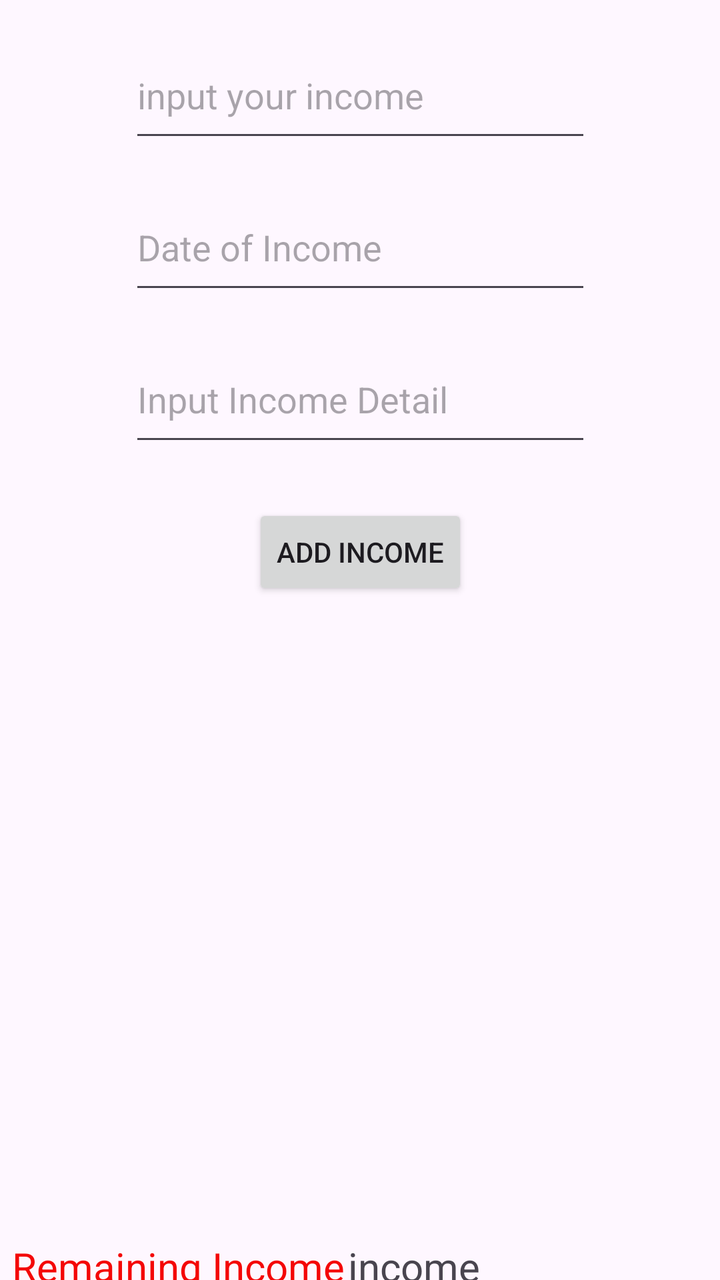
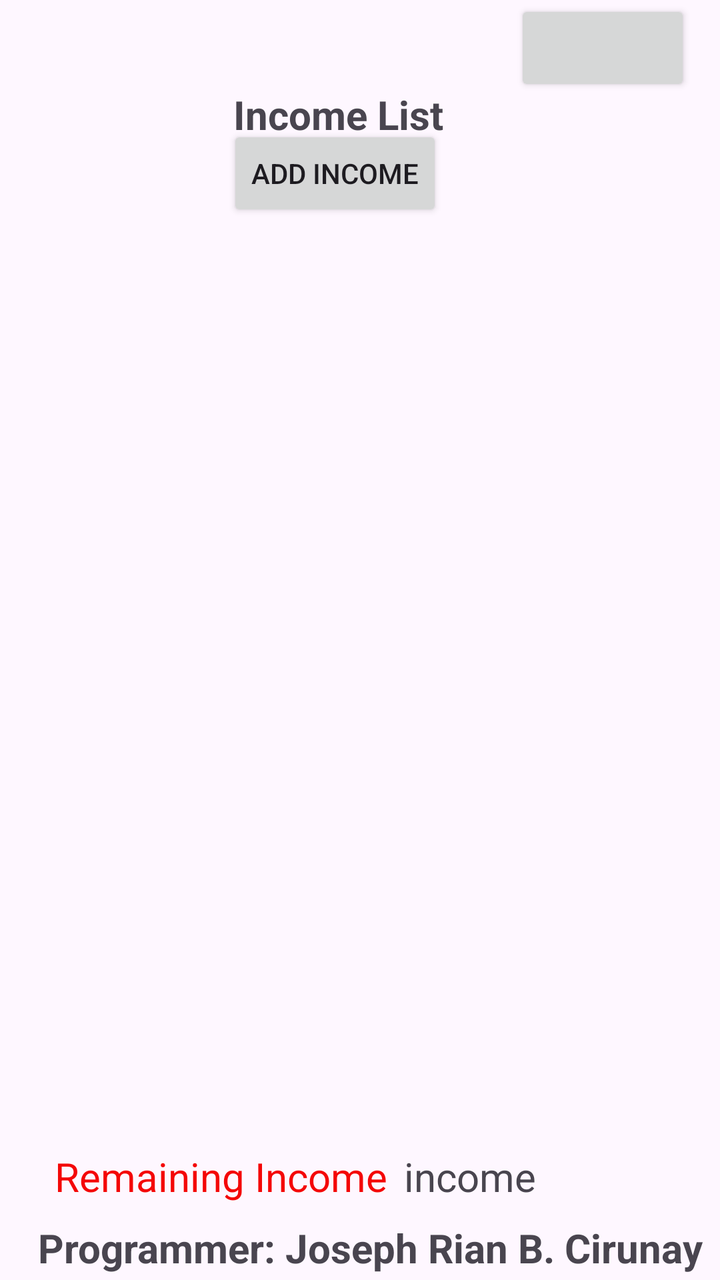

The first picture is an Android layout as it rendered before a commit; the second is the same layout after the commit. The layout source and the unified diff follow.
<!-- AndroidManifest.xml: application theme Theme.EnvelopeBudgetApp -->
<!-- res/layout/activity_main.xml -->
<?xml version="1.0" encoding="utf-8"?>
<androidx.constraintlayout.widget.ConstraintLayout
    xmlns:android="http://schemas.android.com/apk/res/android"
    xmlns:tools="http://schemas.android.com/tools"
    xmlns:app="http://schemas.android.com/apk/res-auto"
    android:layout_marginStart="12dp"
    android:layout_marginEnd="12dp"
    android:layout_marginVertical="10dp"
    android:layout_marginHorizontal="10dp"
    app:cardCornerRadius="20dp"
    app:cardElevation="8dp"
    android:layout_width="match_parent"
    android:layout_height="wrap_content"

    tools:context=".MainActivity">

    <Button
        android:id="@+id/AddIncomeBtn"
        android:layout_width="wrap_content"
        android:layout_height="wrap_content"
        android:layout_marginTop="24dp"
        android:text="Add Income"
        app:layout_constraintEnd_toEndOf="parent"
        app:layout_constraintStart_toStartOf="parent"
        app:layout_constraintTop_toBottomOf="@+id/IncomeDetail" />

    <EditText
        android:id="@+id/editTextNumberDecimal"
        android:layout_width="231dp"
        android:layout_height="60dp"
        android:layout_marginTop="16dp"
        android:ems="10"
        android:hint="@string/IncomeInput"
        android:inputType="numberDecimal"
        app:layout_constraintEnd_toEndOf="parent"
        app:layout_constraintStart_toStartOf="parent"
        app:layout_constraintTop_toTopOf="parent" />

    <ListView
        android:id="@+id/budget_list"
        android:layout_width="337dp"
        android:layout_height="287dp"
        android:layout_marginTop="48dp"
        android:divider="@android:drawable/editbox_background"
        app:layout_constraintEnd_toEndOf="parent"
        app:layout_constraintHorizontal_bias="0.493"
        app:layout_constraintStart_toStartOf="parent"
        app:layout_constraintTop_toBottomOf="@+id/AddIncomeBtn" />

    <EditText
        android:id="@+id/IncomeDate"
        android:layout_width="231dp"
        android:layout_height="60dp"
        android:layout_marginTop="16dp"
        android:ems="10"
        android:hint="@string/IncomeDate"
        android:inputType="date"
        app:layout_constraintEnd_toEndOf="parent"
        app:layout_constraintStart_toStartOf="parent"
        app:layout_constraintTop_toBottomOf="@+id/editTextNumberDecimal" />

    <EditText
        android:id="@+id/IncomeDetail"
        android:layout_width="wrap_content"
        android:layout_height="60dp"
        android:layout_marginTop="16dp"
        android:width="231dp"
        android:ems="10"
        android:hint="@string/Incomedetail"
        android:inputType="text"
        app:layout_constraintEnd_toEndOf="parent"
        app:layout_constraintStart_toStartOf="parent"
        app:layout_constraintTop_toBottomOf="@+id/IncomeDate" />


    <TextView
        android:id="@+id/remainingIncome"
        android:layout_width="wrap_content"
        android:layout_height="wrap_content"
        android:layout_marginEnd="120dp"
        android:text="income"
        android:textSize="20dp"
        app:layout_constraintBottom_toBottomOf="parent"
        app:layout_constraintEnd_toEndOf="parent"
        app:layout_constraintTop_toBottomOf="@+id/budget_list"
        app:layout_constraintVertical_bias="0.7" />

    <TextView
        android:id="@+id/textView"
        android:layout_width="wrap_content"
        android:layout_height="wrap_content"
        android:text="Remaining Income"
        android:textColor="#F40707"
        android:textSize="20dp"
        app:layout_constraintBottom_toBottomOf="parent"
        app:layout_constraintEnd_toStartOf="@+id/remainingIncome"
        app:layout_constraintHorizontal_bias="0.775"
        app:layout_constraintStart_toStartOf="parent"
        app:layout_constraintTop_toBottomOf="@+id/budget_list"
        app:layout_constraintVertical_bias="0.7" />

</androidx.constraintlayout.widget.ConstraintLayout>
<!-- resources referenced by this layout -->
<resources>
  <string name="IncomeDate">Date of Income</string>
  <string name="IncomeInput">input your income</string>
  <string name="Incomedetail">Input Income Detail</string>
  <style name="Theme.EnvelopeBudgetApp" parent="Base.Theme.EnvelopeBudgetApp" />
  <style name="Base.Theme.EnvelopeBudgetApp" parent="Theme.Material3.DayNight.NoActionBar">
          
          
          <item name="colorPrimary">@color/lavender</item>
          <item name="colorPrimaryVariant">@color/lavender</item>
  
      </style>
  <color name="lavender">#8692f7</color>&gt;
</resources>

<!-- the commit's change to res/layout/activity_main.xml (unified diff, before → after) -->
@@ -12,78 +12,81 @@
     android:layout_width="match_parent"
     android:layout_height="wrap_content"
 
-    tools:context=".MainActivity">
+    tools:context=".controller.MainActivity">
+
+    
+
+
+
+
+
+
+
+
+
+
+
+    
+
+
+
+
+
+
+
+
+
+
+
+
+
+
+
+
+
+
+
+
+
+
+
+
 
     <Button
         android:id="@+id/AddIncomeBtn"
         android:layout_width="wrap_content"
         android:layout_height="wrap_content"
-        android:layout_marginTop="24dp"
+        android:layout_marginTop="20dp"
+        android:layout_marginBottom="8dp"
         android:text="Add Income"
+        app:layout_constraintBottom_toTopOf="@+id/budget_list"
         app:layout_constraintEnd_toEndOf="parent"
+        app:layout_constraintHorizontal_bias="0.45"
         app:layout_constraintStart_toStartOf="parent"
-        app:layout_constraintTop_toBottomOf="@+id/IncomeDetail" />
-
-    <EditText
-        android:id="@+id/editTextNumberDecimal"
-        android:layout_width="231dp"
-        android:layout_height="60dp"
-        android:layout_marginTop="16dp"
-        android:ems="10"
-        android:hint="@string/IncomeInput"
-        android:inputType="numberDecimal"
-        app:layout_constraintEnd_toEndOf="parent"
-        app:layout_constraintStart_toStartOf="parent"
-        app:layout_constraintTop_toTopOf="parent" />
+         />
 
     <ListView
         android:id="@+id/budget_list"
-        android:layout_width="337dp"
-        android:layout_height="287dp"
-        android:layout_marginTop="48dp"
-        android:divider="@android:drawable/editbox_background"
+        android:layout_width="389dp"
+        android:layout_height="450dp"
+        app:layout_constraintBottom_toBottomOf="parent"
         app:layout_constraintEnd_toEndOf="parent"
-        app:layout_constraintHorizontal_bias="0.493"
+        app:layout_constraintHorizontal_bias="1.0"
         app:layout_constraintStart_toStartOf="parent"
-        app:layout_constraintTop_toBottomOf="@+id/AddIncomeBtn" />
-
-    <EditText
-        android:id="@+id/IncomeDate"
-        android:layout_width="231dp"
-        android:layout_height="60dp"
-        android:layout_marginTop="16dp"
-        android:ems="10"
-        android:hint="@string/IncomeDate"
-        android:inputType="date"
-        app:layout_constraintEnd_toEndOf="parent"
-        app:layout_constraintStart_toStartOf="parent"
-        app:layout_constraintTop_toBottomOf="@+id/editTextNumberDecimal" />
-
-    <EditText
-        android:id="@+id/IncomeDetail"
-        android:layout_width="wrap_content"
-        android:layout_height="60dp"
-        android:layout_marginTop="16dp"
-        android:width="231dp"
-        android:ems="10"
-        android:hint="@string/Incomedetail"
-        android:inputType="text"
-        app:layout_constraintEnd_toEndOf="parent"
-        app:layout_constraintStart_toStartOf="parent"
-        app:layout_constraintTop_toBottomOf="@+id/IncomeDate" />
-
+        app:layout_constraintTop_toTopOf="parent"
+        app:layout_constraintVertical_bias="0.625" />
 
     <TextView
         android:id="@+id/remainingIncome"
         android:layout_width="wrap_content"
         android:layout_height="wrap_content"
-        android:layout_marginEnd="120dp"
+        android:layout_marginEnd="92dp"
         android:text="income"
         android:textSize="20dp"
         app:layout_constraintBottom_toBottomOf="parent"
         app:layout_constraintEnd_toEndOf="parent"
         app:layout_constraintTop_toBottomOf="@+id/budget_list"
-        app:layout_constraintVertical_bias="0.7" />
+        app:layout_constraintVertical_bias="0.132" />
 
     <TextView
         android:id="@+id/textView"
@@ -94,9 +97,52 @@
         android:textSize="20dp"
         app:layout_constraintBottom_toBottomOf="parent"
         app:layout_constraintEnd_toStartOf="@+id/remainingIncome"
-        app:layout_constraintHorizontal_bias="0.775"
+        app:layout_constraintHorizontal_bias="0.764"
         app:layout_constraintStart_toStartOf="parent"
         app:layout_constraintTop_toBottomOf="@+id/budget_list"
-        app:layout_constraintVertical_bias="0.7" />
+        app:layout_constraintVertical_bias="0.132" />
+
+    <Button
+        android:id="@+id/backBtn"
+        android:layout_width="wrap_content"
+        android:layout_height="wrap_content"
+        android:onClick="homeView"
+        app:icon="@android:drawable/ic_menu_revert"
+        app:iconSize="40dp"
+        app:layout_constraintBottom_toTopOf="@+id/editTextNumberDecimal"
+        app:layout_constraintEnd_toEndOf="parent"
+        app:layout_constraintHorizontal_bias="0.946"
+        app:layout_constraintStart_toStartOf="parent"
+        app:layout_constraintTop_toTopOf="parent"
+        app:layout_constraintVertical_bias="0.21" />
+
+    <TextView
+        android:id="@+id/textView3"
+        android:layout_width="wrap_content"
+        android:layout_height="wrap_content"
+        android:text="Income List"
+        android:textSize="20dp"
+        android:textStyle="bold"
+        app:layout_constraintBottom_toTopOf="@+id/AddIncomeBtn"
+        app:layout_constraintEnd_toEndOf="parent"
+        app:layout_constraintHorizontal_bias="0.457"
+        app:layout_constraintStart_toStartOf="parent"
+        app:layout_constraintTop_toBottomOf="@+id/backBtn"
+        app:layout_constraintVertical_bias="0.355" />
+
+    <TextView
+        android:id="@+id/programmerName"
+        android:layout_width="wrap_content"
+        android:layout_height="wrap_content"
+        android:text="Programmer: Joseph Rian B. Cirunay"
+
+        android:textSize="20dp"
+        android:textStyle="bold"
+        app:layout_constraintBottom_toBottomOf="parent"
+        app:layout_constraintEnd_toEndOf="parent"
+        app:layout_constraintHorizontal_bias="0.692"
+        app:layout_constraintStart_toStartOf="parent"
+        app:layout_constraintTop_toBottomOf="@+id/remainingIncome"
+        app:layout_constraintVertical_bias="0.76" />
 
 </androidx.constraintlayout.widget.ConstraintLayout>
<!-- resource entries referenced after the edit -->
@@ -1,8 +1,5 @@
 <!-- resources referenced by this layout -->
 <resources>
-  <string name="IncomeDate">Date of Income</string>
-  <string name="IncomeInput">input your income</string>
-  <string name="Incomedetail">Input Income Detail</string>
   <style name="Theme.EnvelopeBudgetApp" parent="Base.Theme.EnvelopeBudgetApp" />
   <style name="Base.Theme.EnvelopeBudgetApp" parent="Theme.Material3.DayNight.NoActionBar">
           
@@ -11,6 +8,6 @@
           <item name="colorPrimaryVariant">@color/lavender</item>
   
       </style>
-  <color name="lavender">#8692f7</color>&gt;
+  <color name="lavender">#8692f7</color>
 </resources>
 
